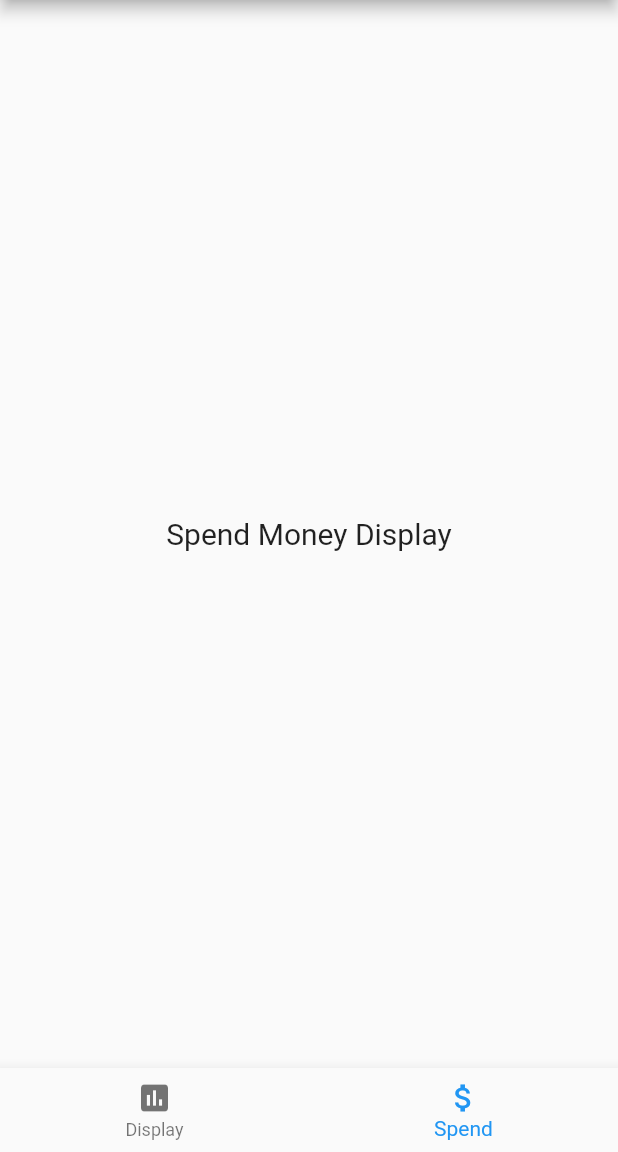
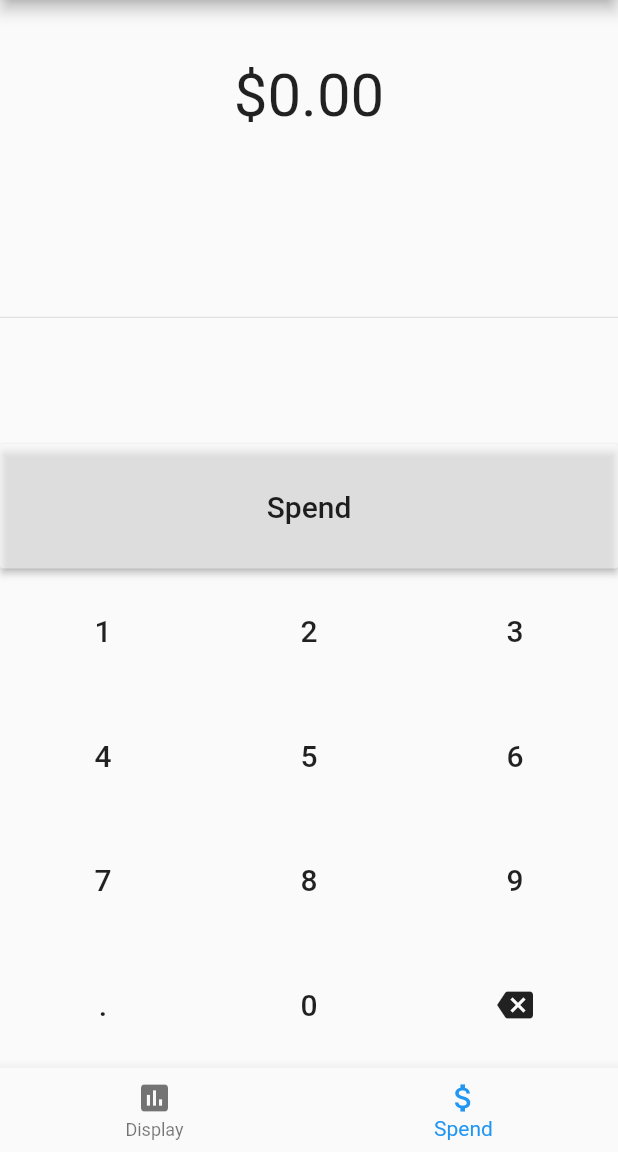
Before and after one commit to jerichoi224/MoneyTracker, a Flutter app: the screen it shows after launch, item 2 of the bottom bar chosen, on a phone screen of 412 x 824 dp, the part 84-1236 px from its top. Run offline on Flutter 3.47's test engine with Material 2 defaults, Android fonts, the phone set to English and light mode, and no system bars.

Commit message:
Added numpad to the Spend Display

```diff
--- a/lib/SpendMoneyWidget.dart
+++ b/lib/SpendMoneyWidget.dart
@@ -1,4 +1,5 @@
 import 'package:flutter/material.dart';
+import "package:intl/intl.dart";
 
 class SpendMoneyWidget extends StatefulWidget {
   @override
@@ -6,17 +7,79 @@ class SpendMoneyWidget extends StatefulWidget {
 }
 
 class _SpendMoneyState extends State<SpendMoneyWidget> {
+  NumberFormat moneyNf = NumberFormat.simpleCurrency(decimalDigits: 2);
+
+  String amount = "0";
+  Widget buildButton(String s, [Icon i, Color c]){
+    return new Expanded(
+        child: new MaterialButton(
+          child: i == null? new Text(s, style: TextStyle(fontSize: 20.0,),) : i,
+          color: c,
+          padding: new EdgeInsets.all(30.0),
+          onPressed: () => {},
+        )
+    );
+  }
+
   @override
   Widget build(BuildContext context) {
-    return Column(
-      mainAxisAlignment: MainAxisAlignment.center,
-      children: <Widget>[
-        Center(child:
-        Text("Spend Money Display",
-          style: TextStyle(fontSize: 20.0,),
-        )
-        ),
-      ],
+    return new Container(
+      child: Column(
+        children: <Widget>[
+          new Container(
+            padding: new EdgeInsets.symmetric(
+              vertical: 40.0,
+              horizontal:  12.0
+            ),
+            child: new Text(moneyNf.format(double.parse(amount)),
+              textAlign: TextAlign.center,
+              style: new TextStyle(
+                fontSize: 40,
+              ),
+            ),
+          ),
+          new Expanded(child: new Divider()),
+          new Column(
+            children: [
+              new Row(
+                  children: [
+                    buildButton("Spend", null, Colors.white54),
+                  ]
+              ),
+              new Row(
+                children: [
+                  buildButton("1"),
+                  buildButton("2"),
+                  buildButton("3"),
+                ],
+              ),
+              new Row(
+                children: [
+                  buildButton("4"),
+                  buildButton("5"),
+                  buildButton("6"),
+                ],
+              ),
+              new Row(
+                children: [
+                  buildButton("7"),
+                  buildButton("8"),
+                  buildButton("9"),
+                ],
+              ),
+              new Row(
+                children: [
+                  buildButton("."),
+                  buildButton("0"),
+                  buildButton("", Icon(Icons.backspace)),
+                ],
+              )
+            ],
+          )
+
+
+        ],
+      )
     );
   }
 }
--- a/pubspec.yaml
+++ b/pubspec.yaml
@@ -23,6 +23,7 @@ environment:
 dependencies:
   flutter:
     sdk: flutter
+
   intl: "^0.15.6"
 
 
```
